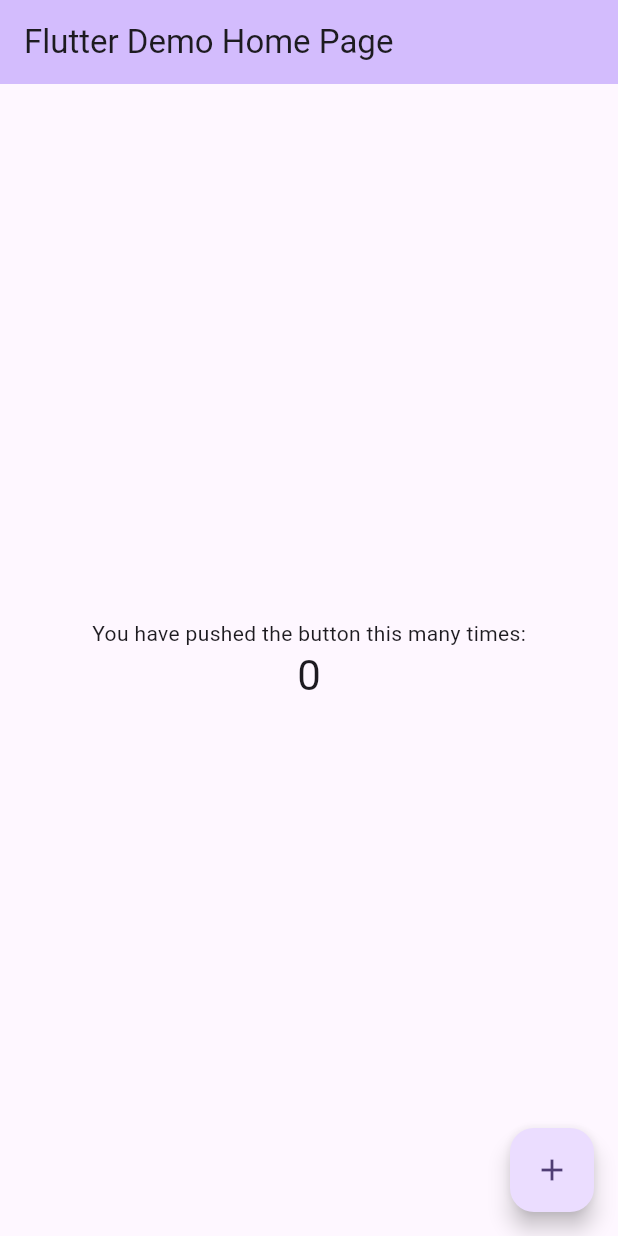
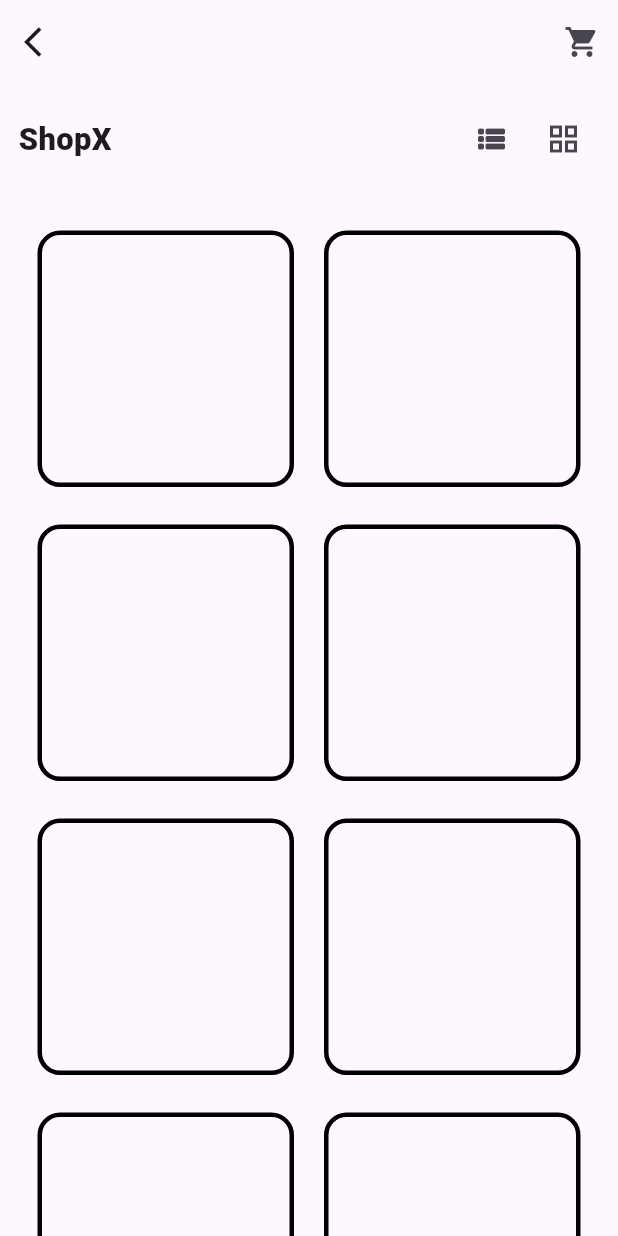
Before and after one commit to Jason-Omondi/shopstick, a Flutter app: the screen it shows after launch, on a phone screen of 412 x 824 dp. Run offline on Flutter 3.47's test engine with Material 2 defaults, Android fonts, the phone set to English and light mode, and no system bars; Roboto replaces fonts that are missing (avenir).

Commit message:
grid-view

```diff
--- a/lib/main.dart
+++ b/lib/main.dart
@@ -1,4 +1,5 @@
 import 'package:flutter/material.dart';
+import 'package:shop/views/home.dart';
 
 void main() {
   runApp(const MyApp());
@@ -11,62 +12,15 @@ class MyApp extends StatelessWidget {
   @override
   Widget build(BuildContext context) {
     return MaterialApp(
-      title: 'Flutter Demo',
+      title: 'Flutter API Shop',
       theme: ThemeData(
 
-        colorScheme: ColorScheme.fromSeed(seedColor: Colors.deepPurple),
+        colorScheme: ColorScheme.fromSeed(seedColor: const Color.fromARGB(255, 33, 16, 63)),
         useMaterial3: true,
+
       ),
-      home: const MyHomePage(title: 'Flutter Demo Home Page'),
+      debugShowCheckedModeBanner: false,
+      home: const HomePage(),
     );
   }
 }
-
-class MyHomePage extends StatefulWidget {
-  const MyHomePage({super.key, required this.title});
-  final String title;
-
-  @override
-  State<MyHomePage> createState() => _MyHomePageState();
-}
-
-class _MyHomePageState extends State<MyHomePage> {
-  int _counter = 0;
-
-  void _incrementCounter() {
-    setState(() {
-      _counter++;
-    });
-  }
-
-  @override
-  Widget build(BuildContext context) {
-    return Scaffold(
-      appBar: AppBar(
-        backgroundColor: Theme.of(context).colorScheme.inversePrimary,
-        title: Text(widget.title),
-      ),
-      body: Center(
-
-        child: Column(
-
-          mainAxisAlignment: MainAxisAlignment.center,
-          children: <Widget>[
-            const Text(
-              'You have pushed the button this many times:',
-            ),
-            Text(
-              '$_counter',
-              style: Theme.of(context).textTheme.headlineMedium,
-            ),
-          ],
-        ),
-      ),
-      floatingActionButton: FloatingActionButton(
-        onPressed: _incrementCounter,
-        tooltip: 'Increment',
-        child: const Icon(Icons.add),
-      ), // This trailing comma makes auto-formatting nicer for build methods.
-    );
-  }
-}
--- /dev/null
+++ b/lib/views/home.dart
@@ -0,0 +1,91 @@
+import 'package:flutter/material.dart';
+import 'package:flutter_staggered_grid_view/flutter_staggered_grid_view.dart';
+
+class HomePage extends StatelessWidget {
+  const HomePage({super.key});
+
+  @override
+  Widget build(BuildContext context) {
+    return Scaffold(
+      appBar: AppBar(
+        elevation: 0,
+        leading: const Icon(
+          Icons.arrow_back_ios,
+        ),
+        actions: [
+          IconButton(
+            icon: const Icon(
+              Icons.shopping_cart,
+            ),
+            onPressed: () {},
+          )
+        ],
+      ),
+      body: LayoutBuilder(
+        builder: (context, constraints) {
+          // Determine the device width to make responsive adjustments
+          double deviceWidth = constraints.maxWidth;
+
+          double fontSize = deviceWidth * 0.05; // Adjust the multiplier as needed
+          EdgeInsets padding = EdgeInsets.all(deviceWidth * 0.03); // Adjust the multiplier as needed
+
+          return Column(
+            children: [
+              Padding(
+                padding: padding,
+                child: Row(
+                  children: [
+                    Expanded(
+                      child: Text(
+                        'ShopX',
+                        style: TextStyle(
+                          fontFamily: 'avenir',
+                          fontSize: fontSize,
+                          fontWeight: FontWeight.w900,
+                        ),
+                      ),
+                    ),
+                    if (deviceWidth >= 350) // Display only on larger screens (tablets)
+                      Row(
+                        children: [
+                          IconButton(
+                            icon: Icon(Icons.view_list_rounded),
+                            onPressed: () {},
+                          ),
+                          IconButton(
+                            icon: Icon(Icons.grid_view),
+                            onPressed: () {},
+                          ),
+                        ],
+                      ),
+                  ],
+                ),
+              ),
+             Expanded(
+             child:
+
+            GridView.builder(
+              gridDelegate: const SliverGridDelegateWithFixedCrossAxisCount(
+              crossAxisCount: 2,  // two columns
+              mainAxisSpacing: 5
+
+              ),
+              padding: EdgeInsets.all(15),
+              itemBuilder: (_, index) {
+                return Container(
+                  padding: padding,
+                  margin: EdgeInsets.all(10),
+                  decoration: BoxDecoration(
+                    border: Border.all(width: 3),
+                    borderRadius: BorderRadius.circular(15)
+                  ),
+                );
+              }),
+          ),
+          ],
+          );
+        },
+      ),
+    );
+  }
+}
```
Also changed, not shown: pubspec.yaml (+9 -36 lines), assets/fonts/avenir_ff/AvenirLTStd-Black.otf (added), assets/fonts/avenir_ff/AvenirLTStd-Book.otf (added), assets/fonts/avenir_ff/AvenirLTStd-Roman.otf (added), pubspec.lock, 1 other file.
